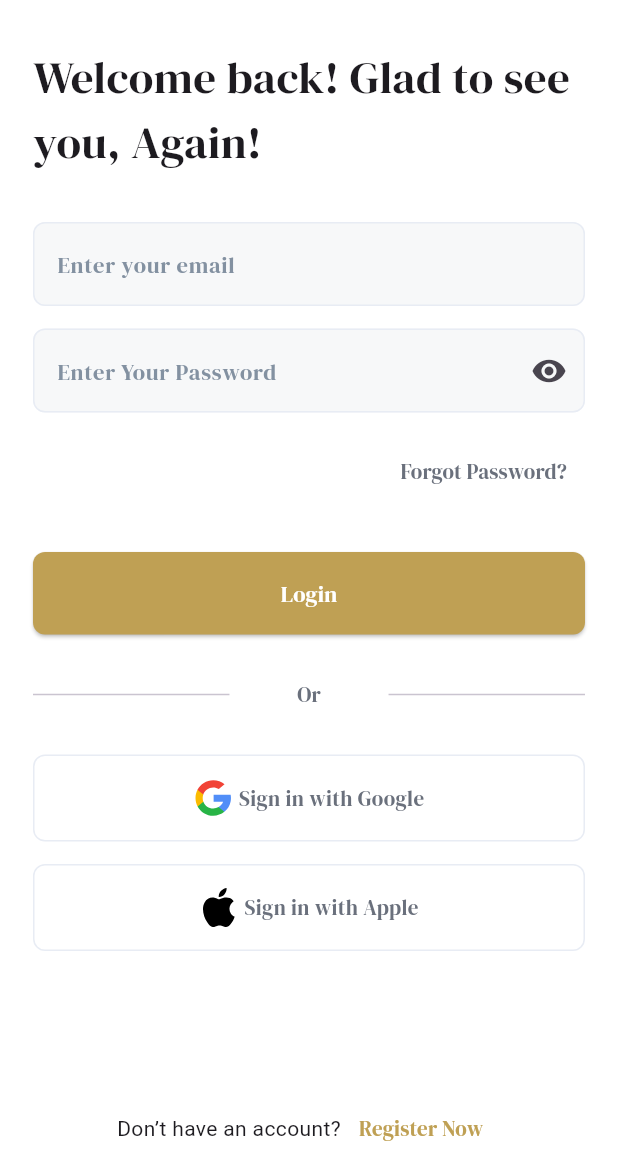
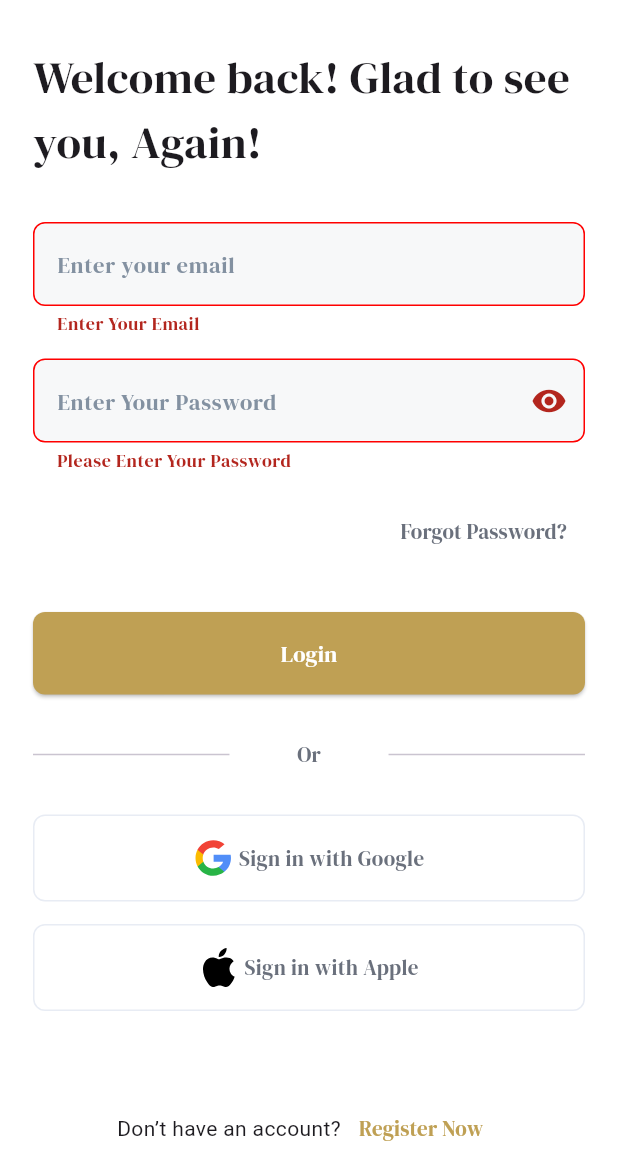
Before and after one commit to KingNarmar/bookia, a Flutter app: the screen it shows after launch, after a tap on "Login", on a phone screen of 412 x 824 dp, the part 72-1236 px from its top. Run offline on Flutter 3.47's test engine with Material 3 defaults, Android fonts, the phone set to English and light mode, and no system bars; our stand-ins replace flutter_svg, gap.

```diff
--- a/lib/core/widgets/custom_text_form_field.dart
+++ b/lib/core/widgets/custom_text_form_field.dart
@@ -35,6 +35,14 @@ class CustomTextFormField extends StatelessWidget {
           borderRadius: BorderRadius.circular(8),
           borderSide: BorderSide(color: AppColors.borderColor),
         ),
+        errorBorder: OutlineInputBorder(
+          borderRadius: BorderRadius.circular(8),
+          borderSide: BorderSide(color: AppColors.errorColor),
+        ),
+        focusedErrorBorder: OutlineInputBorder(
+          borderRadius: BorderRadius.circular(8),
+          borderSide: BorderSide(color: AppColors.errorColor),
+        ),
       ),
       validator: validator,
       onChanged: (value) {},
--- a/lib/core/widgets/password_text_form_field.dart
+++ b/lib/core/widgets/password_text_form_field.dart
@@ -3,16 +3,21 @@ import 'package:bookia/core/styles/text_styles.dart';
 import 'package:flutter/material.dart';
 
 class PasswordTextFormField extends StatefulWidget {
-  const PasswordTextFormField({super.key, this.validator});
+  const PasswordTextFormField({
+    super.key,
+    this.validator,
+    this.hint = "Enter Your Password",
+  });
 
   final String? Function(String?)? validator;
-
+  final String? hint;
   @override
   State<PasswordTextFormField> createState() => _PasswordTextFormFieldState();
 }
 
 class _PasswordTextFormFieldState extends State<PasswordTextFormField> {
   bool ishide = true;
+
   @override
   Widget build(BuildContext context) {
     return TextFormField(
@@ -34,7 +39,7 @@ class _PasswordTextFormFieldState extends State<PasswordTextFormField> {
             });
           },
         ),
-        hintText: "Enter Your Password",
+        hintText: widget.hint,
         hintStyle: TextStyles.w400s15.copyWith(color: AppColors.grayColor),
         enabledBorder: OutlineInputBorder(
           borderRadius: BorderRadius.circular(8),
@@ -44,6 +49,14 @@ class _PasswordTextFormFieldState extends State<PasswordTextFormField> {
           borderRadius: BorderRadius.circular(8),
           borderSide: BorderSide(color: AppColors.borderColor),
         ),
+        errorBorder: OutlineInputBorder(
+          borderRadius: BorderRadius.circular(8),
+          borderSide: BorderSide(color: AppColors.errorColor),
+        ),
+        focusedErrorBorder: OutlineInputBorder(
+          borderRadius: BorderRadius.circular(8),
+          borderSide: BorderSide(color: AppColors.errorColor),
+        ),
       ),
       validator: widget.validator,
       onChanged: (value) {},
--- /dev/null
+++ b/lib/features/auth/functions/validators.dart
@@ -0,0 +1,17 @@
+bool isEmailValid(String email) {
+  return RegExp(
+    r'^[a-zA-Z0-9._%+-]+@[a-zA-Z0-9.-]+\.[a-zA-Z]{2,}$',
+  ).hasMatch(email);
+}
+
+bool isPasswordValid(String password) {
+  return RegExp(r"^(?=.*\d)(?=.*[a-z])(?=.*[A-Z]).{6,}$").hasMatch(password);
+}
+
+bool isNameValid(String name) {
+  return RegExp(r"^[a-zA-Zs'-]+$").hasMatch(name);
+}
+
+bool isEgyNymberValid(String number) {
+  return RegExp(r'^01[0125][0-9]{8}$').hasMatch(number);
+}
--- a/lib/features/auth/screens/login_screen.dart
+++ b/lib/features/auth/screens/login_screen.dart
@@ -5,14 +5,24 @@ import 'package:bookia/core/styles/text_styles.dart';
 import 'package:bookia/core/widgets/custom_text_form_field.dart';
 import 'package:bookia/core/widgets/main_button.dart';
 import 'package:bookia/core/widgets/password_text_form_field.dart';
+import 'package:bookia/features/auth/functions/validators.dart';
+import 'package:bookia/features/auth/screens/register_screen.dart';
 import 'package:bookia/features/auth/widgets/auth_footer.dart';
 import 'package:bookia/features/auth/widgets/social_auth_button.dart';
+import 'package:bookia/features/home/screens/home_screen.dart';
 import 'package:flutter/material.dart';
 import 'package:flutter_svg/flutter_svg.dart';
 import 'package:gap/gap.dart';
 
-class LoginScreen extends StatelessWidget {
+class LoginScreen extends StatefulWidget {
   const LoginScreen({super.key});
+
+  @override
+  State<LoginScreen> createState() => _LoginScreenState();
+}
+
+class _LoginScreenState extends State<LoginScreen> {
+  final formKey = GlobalKey<FormState>();
 
   @override
   Widget build(BuildContext context) {
@@ -25,7 +35,11 @@ class LoginScreen extends StatelessWidget {
           icon: SvgPicture.asset(AppImages.backIconsvg),
         ),
       ),
-      body: Padding(
+      body: Form(
+        key: formKey,
+        autovalidateMode: AutovalidateMode.onUnfocus,
+        child: SingleChildScrollView(
+          child: Padding(
             padding: const EdgeInsets.all(22),
             child: Column(
               children: [
@@ -34,9 +48,28 @@ class LoginScreen extends StatelessWidget {
                   style: TextStyles.w400s30,
                 ),
                 Gap(32),
-            CustomTextFormField(hint: "Enter your email"),
+                CustomTextFormField(
+                  hint: "Enter your email",
+                  validator: (value) {
+                    if (value == null || value.isEmpty) {
+                      return "Enter Your Email";
+                    } else if (!isEmailValid(value)) {
+                      return "Please Enter The Right Email";
+                    }
+                    return null;
+                  },
+                ),
                 Gap(15),
-            PasswordTextFormField(),
+                PasswordTextFormField(
+                  validator: (input) {
+                    if (input == null || input.isEmpty) {
+                      return "Please Enter Your Password";
+                    } else if (!isPasswordValid(input)) {
+                      return "Password Should Be (6+ chars, upper, lower, digit)";
+                    }
+                    return null;
+                  },
+                ),
                 Gap(15),
                 TextButton(
                   onPressed: () {},
@@ -44,12 +77,21 @@ class LoginScreen extends StatelessWidget {
                     alignment: AlignmentGeometry.centerRight,
                     child: Text(
                       "Forgot Password?",
-                  style: TextStyles.w400s14.copyWith(color: AppColors.darkGray),
+                      style: TextStyles.w400s14.copyWith(
+                        color: AppColors.darkGray,
+                      ),
                     ),
                   ),
                 ),
                 Gap(30),
-            MainButton(text: "Login", onPressed: () {}),
+                MainButton(
+                  text: "Login",
+                  onPressed: () {
+                    if (formKey.currentState!.validate()) {
+                      pushReplacment(HomeScreen(), context);
+                    }
+                  },
+                ),
                 Gap(30),
                 Row(
                   children: [
@@ -80,9 +122,12 @@ class LoginScreen extends StatelessWidget {
               ],
             ),
           ),
+        ),
+      ),
       bottomNavigationBar: AuthFooter(
         text: "Don’t have an account?",
         textButton: "Register Now",
+        onPressed: () => pushTo(RegisterScreen(), context),
       ),
     );
   }
```
Also changed, not shown: lib/features/auth/screens/register_screen.dart (added, +115 -0 lines), lib/features/home/screens/home_screen.dart (added, +10 -0 lines). Lines whose indentation alone changed are shown as unchanged.
